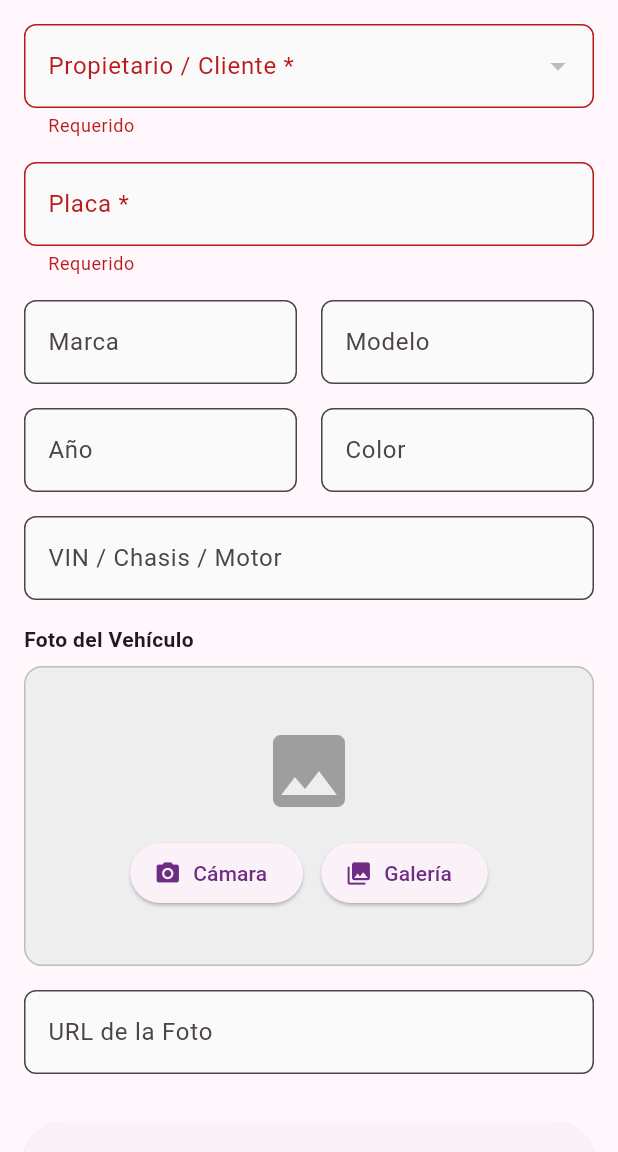
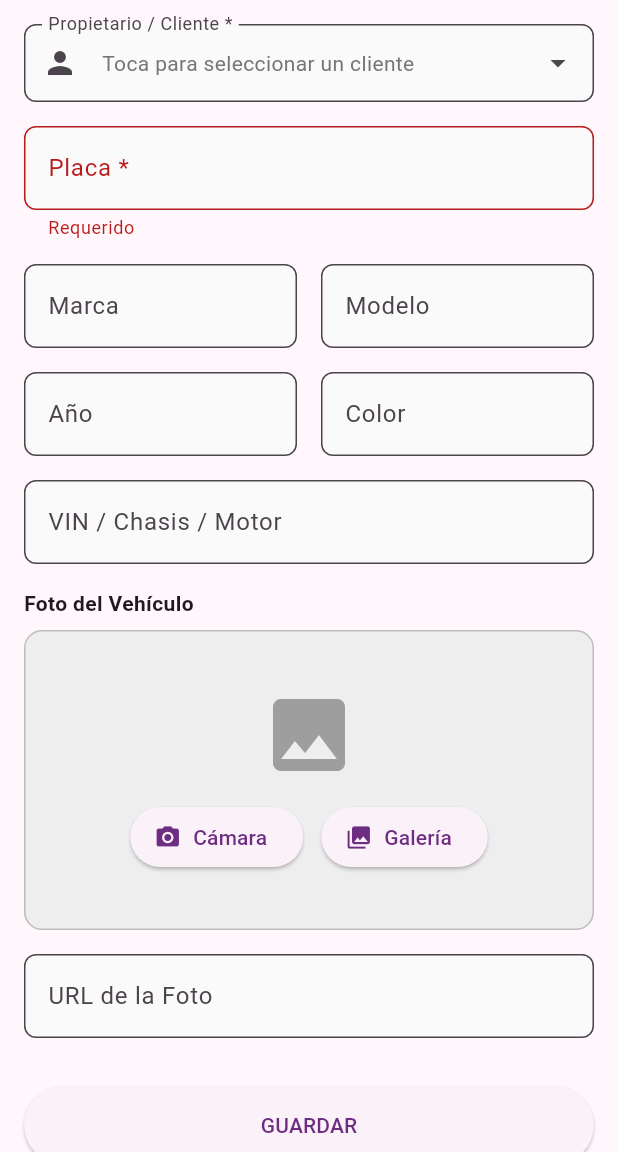
Before and after one commit to RiyanPC/marron_motors, a Flutter app: the VehiculoFormPage screen opened directly, after a tap on "GUARDAR", on a phone screen of 412 x 824 dp, the part 84-1236 px from its top. Run offline on Flutter 3.47's test engine with Material 3 defaults, Android fonts, the phone set to English and light mode, and no system bars; our stand-ins replace image_picker; network calls fail.

Commit message:
feat: Añadir modal selector de clientes en el modulo de Vehiculo

```diff
--- a/lib/services/data_repository.dart
+++ b/lib/services/data_repository.dart
@@ -57,12 +57,15 @@ class DataRepository {
     return [];
   }
 
-  Future<bool> saveCliente(Cliente cliente) async {
+  Future<String?> saveCliente(Cliente cliente) async {
     final endpoint = cliente.id == '0' || cliente.id.isEmpty
         ? ApiConfig.clientes.replaceFirst('listar.php', 'crear.php')
         : ApiConfig.clientesEditar;
     final response = await _apiService.post(endpoint, cliente.toJson());
-    return response['status'] == 'success';
+    if (response['status'] == 'success') {
+      return response['id']?.toString() ?? cliente.id;
+    }
+    return null;
   }
 
   Future<bool> saveVehiculo(Vehiculo vehiculo) async {
--- a/lib/ui/pages/cliente_form_page.dart
+++ b/lib/ui/pages/cliente_form_page.dart
@@ -58,9 +58,20 @@ class _ClienteFormPageState extends State<ClienteFormPage> {
     );
 
     try {
-      final success = await _repository.saveCliente(cliente);
-      if (success) {
-        if (mounted) Navigator.pop(context, true);
+      final newId = await _repository.saveCliente(cliente);
+      if (newId != null) {
+        final savedCliente = Cliente(
+          id: newId,
+          empId: cliente.empId,
+          nombre: cliente.nombre,
+          tipoDocumento: cliente.tipoDocumento,
+          numeroDocumento: cliente.numeroDocumento,
+          telefono: cliente.telefono,
+          email: cliente.email,
+          direccion: cliente.direccion,
+          estado: cliente.estado,
+        );
+        if (mounted) Navigator.pop(context, savedCliente);
       } else {
         throw Exception('Error al guardar el cliente');
       }
@@ -111,6 +122,8 @@ class _ClienteFormPageState extends State<ClienteFormPage> {
                           )
                           .toList(),
                       onChanged: (v) => setState(() => _tipoDocumento = v!),
+                      validator: (v) =>
+                          v == null || v.isEmpty ? 'Requerido' : null,
                     ),
                   ),
                   const SizedBox(width: 16),
--- a/lib/ui/pages/vehiculo_form_page.dart
+++ b/lib/ui/pages/vehiculo_form_page.dart
@@ -4,6 +4,7 @@ import 'package:image_picker/image_picker.dart';
 import '../../models/vehiculo.dart';
 import '../../models/cliente.dart';
 import '../../services/data_repository.dart';
+import '../widgets/cliente_selector_modal.dart';
 
 class VehiculoFormPage extends StatefulWidget {
   final Vehiculo? vehiculo;
@@ -30,8 +31,7 @@ class _VehiculoFormPageState extends State<VehiculoFormPage> {
   late TextEditingController _vinController;
   late TextEditingController _fotoController;
 
-  List<Cliente> _clientes = [];
-  String? _selectedClienteId;
+  Cliente? _selectedCliente;
 
   @override
   void initState() {
@@ -43,22 +43,42 @@ class _VehiculoFormPageState extends State<VehiculoFormPage> {
     _colorController = TextEditingController(text: widget.vehiculo?.color);
     _vinController = TextEditingController(text: widget.vehiculo?.vin);
     _fotoController = TextEditingController(text: widget.vehiculo?.foto);
-    _selectedClienteId = widget.vehiculo?.cliId;
-    _loadClientes();
+    _loadInitialData();
   }
 
-  Future<void> _loadClientes() async {
+  Future<void> _loadInitialData() async {
+    if (widget.vehiculo != null) {
       try {
-      final data = await _repository.getClientes('1');
+        final clientes = await _repository.getClientes('1');
         setState(() {
-        _clientes = data;
+          _selectedCliente = clientes.firstWhere(
+            (c) => c.id == widget.vehiculo!.cliId,
+          );
           _loadingClientes = false;
-        if (_selectedClienteId == null && _clientes.isNotEmpty) {
-          _selectedClienteId = _clientes.first.id;
-        }
         });
       } catch (e) {
         setState(() => _loadingClientes = false);
+      }
+    } else {
+      setState(() => _loadingClientes = false);
+    }
+  }
+
+  void _openClienteSelector() async {
+    final result = await showModalBottomSheet(
+      context: context,
+      isScrollControlled: true,
+      shape: const RoundedRectangleBorder(
+        borderRadius: BorderRadius.vertical(top: Radius.circular(20)),
+      ),
+      builder: (context) =>
+          ClienteSelectorModal(initialSelectedId: _selectedCliente?.id),
+    );
+
+    if (result is Cliente) {
+      setState(() {
+        _selectedCliente = result;
+      });
     }
   }
 
@@ -107,7 +127,7 @@ class _VehiculoFormPageState extends State<VehiculoFormPage> {
 
   Future<void> _save() async {
     if (!_formKey.currentState!.validate()) return;
-    if (_selectedClienteId == null) {
+    if (_selectedCliente == null) {
       ScaffoldMessenger.of(context).showSnackBar(
         const SnackBar(content: Text('Debe seleccionar un cliente')),
       );
@@ -117,7 +137,7 @@ class _VehiculoFormPageState extends State<VehiculoFormPage> {
     setState(() => _saving = true);
     final vehiculo = Vehiculo(
       id: widget.vehiculo?.id ?? '0',
-      cliId: _selectedClienteId!,
+      cliId: _selectedCliente!.id,
       empId: widget.vehiculo?.empId ?? '1',
       placa: _placaController.text,
       marca: _marcaController.text,
@@ -163,21 +183,25 @@ class _VehiculoFormPageState extends State<VehiculoFormPage> {
                 child: Column(
                   crossAxisAlignment: CrossAxisAlignment.stretch,
                   children: [
-                    DropdownButtonFormField<String>(
-                      value: _selectedClienteId,
+                    InkWell(
+                      onTap: _openClienteSelector,
+                      child: InputDecorator(
                         decoration: const InputDecoration(
                           labelText: 'Propietario / Cliente *',
+                          prefixIcon: Icon(Icons.person),
+                          suffixIcon: Icon(Icons.arrow_drop_down),
                         ),
-                      items: _clientes
-                          .map(
-                            (c) => DropdownMenuItem(
-                              value: c.id,
-                              child: Text('${c.nombre} (${c.numeroDocumento})'),
+                        child: Text(
+                          _selectedCliente != null
+                              ? '${_selectedCliente!.nombre} (${_selectedCliente!.numeroDocumento})'
+                              : 'Toca para seleccionar un cliente',
+                          style: TextStyle(
+                            color: _selectedCliente != null
+                                ? Colors.black
+                                : Colors.grey.shade600,
                           ),
-                          )
-                          .toList(),
-                      onChanged: (v) => setState(() => _selectedClienteId = v),
-                      validator: (v) => v == null ? 'Requerido' : null,
+                        ),
+                      ),
                     ),
                     const SizedBox(height: 16),
                     TextFormField(
```
Also changed, not shown: lib/ui/widgets/cliente_selector_modal.dart (added, +192 -0 lines). Lines whose indentation alone changed are shown as unchanged.
